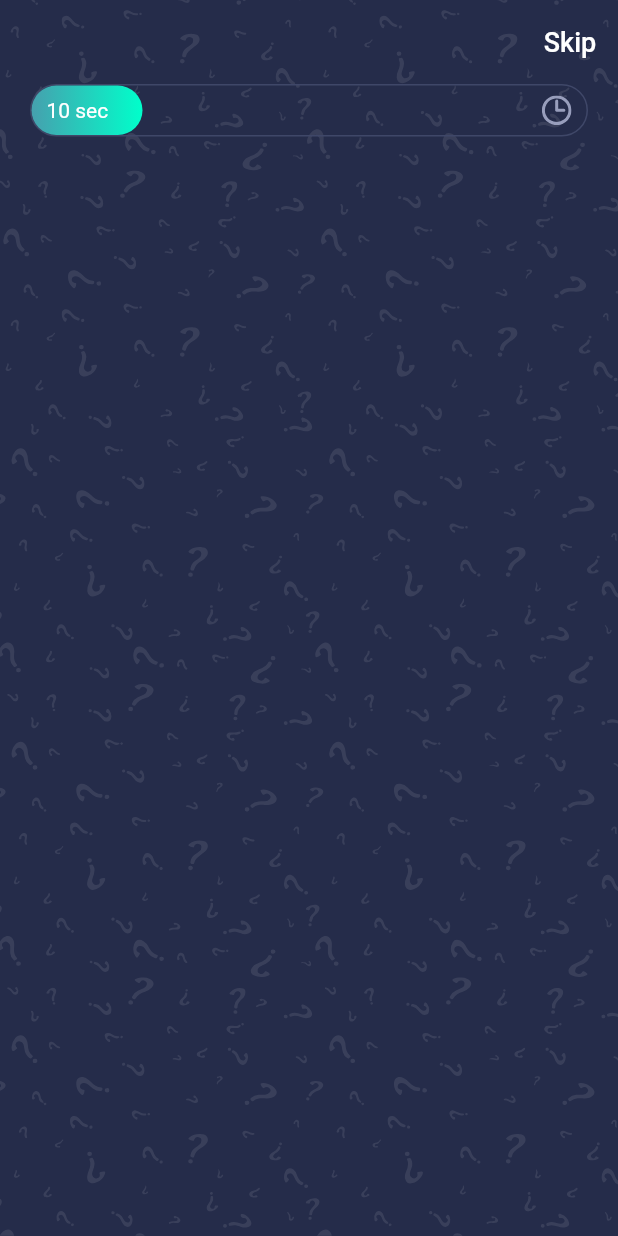
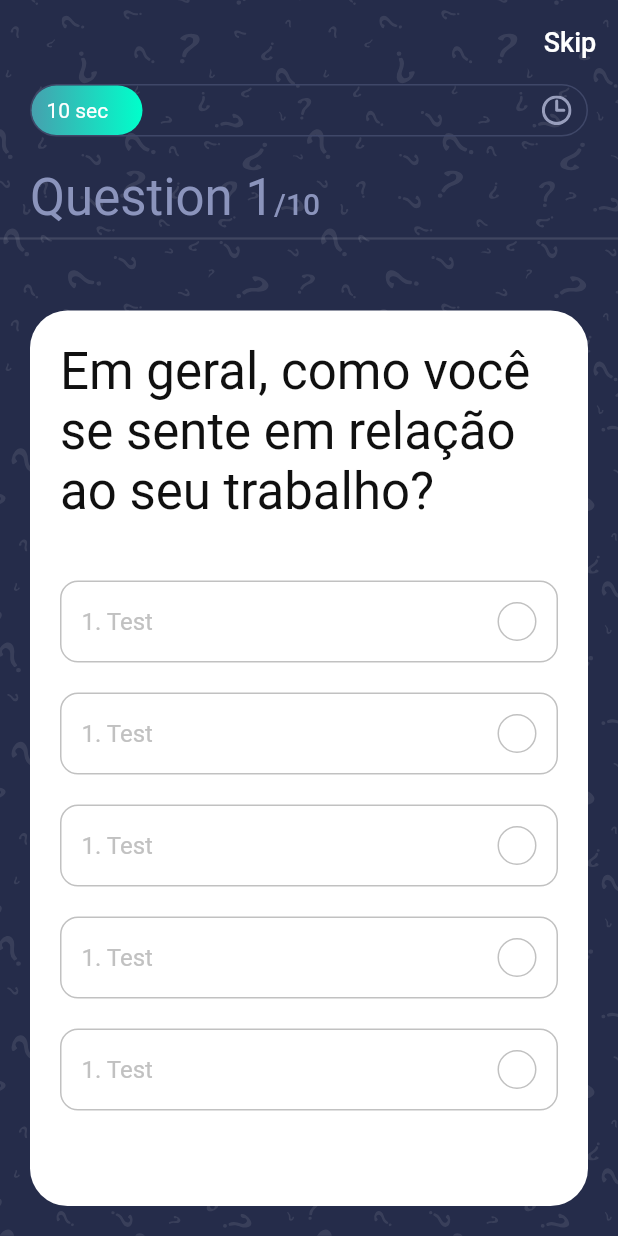
Before and after one commit to julysNICK/quiz_app, a Flutter app: the screen it shows after launch, on a phone screen of 412 x 824 dp. Run offline on Flutter 3.47's test engine with Material 2 defaults, Android fonts, the phone set to English and light mode, and no system bars; our stand-ins replace get, websafe_svg.

Commit message:
add cardQuestion

```diff
--- /dev/null
+++ b/lib/controllers/question_controller.dart
@@ -0,0 +1,3 @@
+import 'package:get/get_state_manager/src/simple/get_controllers.dart';
+
+class QuestionController extends GetxController {}
--- a/lib/models/Question.dart
+++ b/lib/models/Question.dart
@@ -10,7 +10,7 @@ class Question {
       required this.answer});
 }
 
-final List sample_data = [
+final List<Question> sample_data = [
   Question(
       id: 1,
       question: "Em geral, como você se sente em relação ao seu trabalho?",
--- a/lib/screens/quiz/components/body.dart
+++ b/lib/screens/quiz/components/body.dart
@@ -3,6 +3,7 @@ import 'package:quiz_app/screens/quiz/components/progress_bar.dart';
 import 'package:websafe_svg/websafe_svg.dart';
 
 import '../../../constrants.dart';
+import 'questionCard.dart';
 
 class Body extends StatelessWidget {
   const Body({
@@ -20,13 +21,49 @@ class Body extends StatelessWidget {
           fit: BoxFit.fill,
         ),
         SafeArea(
-          child: Padding(
-            padding: const EdgeInsets.symmetric(horizontal: kDefaultPadding),
-            child: Column(
-              children: const [
-                ProgressBar(),
-              ],
-            ),
+          child: Column(
+            crossAxisAlignment: CrossAxisAlignment.start,
+            children: [
+              const Padding(
+                padding: EdgeInsets.symmetric(horizontal: kDefaultPadding),
+                child: ProgressBar(),
+              ),
+              const SizedBox(
+                height: kDefaultPadding,
+              ),
+              Padding(
+                padding:
+                    const EdgeInsets.symmetric(horizontal: kDefaultPadding),
+                child: Text.rich(
+                  TextSpan(
+                    text: "Question 1",
+                    style: Theme.of(context)
+                        .textTheme
+                        .headlineMedium!
+                        .copyWith(color: kSecondaryColor),
+                    children: [
+                      TextSpan(
+                        text: "/10",
+                        style: Theme.of(context)
+                            .textTheme
+                            .titleLarge!
+                            .copyWith(color: kSecondaryColor),
+                      ),
+                    ],
+                  ),
+                ),
+              ),
+              const Divider(
+                thickness: 1.5,
+              ),
+              const SizedBox(
+                height: kDefaultPadding,
+              ),
+              Expanded(
+                child: PageView.builder(
+                    itemBuilder: (context, index) => const QuestionCard()),
+              )
+            ],
           ),
         )
       ],
--- /dev/null
+++ b/lib/screens/quiz/components/option.dart
@@ -0,0 +1,51 @@
+import 'package:flutter/material.dart';
+
+import '../../../constrants.dart';
+
+class Option extends StatelessWidget {
+  const Option({
+    super.key,
+  });
+
+  @override
+  Widget build(BuildContext context) {
+    return Container(
+      margin: const EdgeInsets.only(top: kDefaultPadding),
+      padding: const EdgeInsets.all(kDefaultPadding / 1.5),
+      decoration: BoxDecoration(
+        border: Border.all(color: kGrayColor),
+        borderRadius: const BorderRadius.all(
+          Radius.circular(
+            12,
+          ),
+        ),
+      ),
+      child: Row(
+        mainAxisAlignment: MainAxisAlignment.spaceBetween,
+        children: [
+          const Text(
+            "1. Test",
+            style: TextStyle(
+              fontSize: 16,
+              color: kGrayColor,
+            ),
+          ),
+          Container(
+            height: 26,
+            width: 26,
+            decoration: BoxDecoration(
+              borderRadius: const BorderRadius.all(
+                Radius.circular(
+                  50,
+                ),
+              ),
+              border: Border.all(
+                color: kGrayColor,
+              ),
+            ),
+          ),
+        ],
+      ),
+    );
+  }
+}
--- /dev/null
+++ b/lib/screens/quiz/components/questionCard.dart
@@ -0,0 +1,46 @@
+import 'package:flutter/material.dart';
+
+import '../../../constrants.dart';
+import '../../../models/Question.dart';
+import 'option.dart';
+
+class QuestionCard extends StatelessWidget {
+  const QuestionCard({
+    super.key,
+  });
+
+  @override
+  Widget build(BuildContext context) {
+    return Container(
+      margin: const EdgeInsets.all(kDefaultPadding),
+      padding: const EdgeInsets.all(kDefaultPadding),
+      decoration: const BoxDecoration(
+        color: Colors.white,
+        borderRadius: BorderRadius.all(
+          Radius.circular(
+            25,
+          ),
+        ),
+      ),
+      child: Column(
+        children: [
+          Text(
+            sample_data[0].question,
+            style: Theme.of(context)
+                .textTheme
+                .headlineMedium!
+                .copyWith(color: kBlackColor),
+          ),
+          const SizedBox(
+            height: kDefaultPadding,
+          ),
+          const Option(),
+          const Option(),
+          const Option(),
+          const Option(),
+          const Option(),
+        ],
+      ),
+    );
+  }
+}
```
